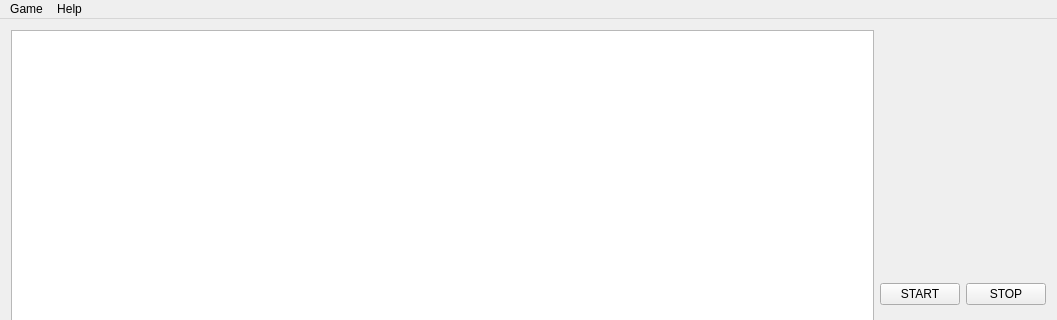
The window that GUI/forms/mainwindow.ui (matmarczuk/micromouse) describes before a commit, drawn with Qt 5; both pictures show x 0 to 1057 and y 0 to 320 of the 1057 by 569 pixel window.
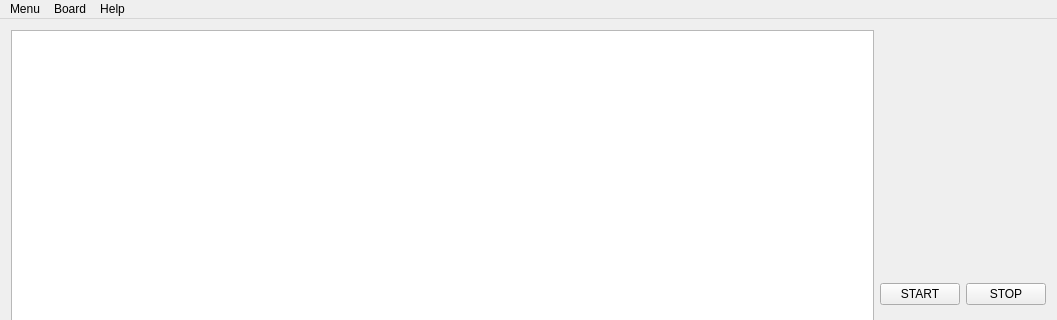
The same window after the commit.

The edit to the form file:
```diff
--- a/GUI/forms/mainwindow.ui
+++ b/GUI/forms/mainwindow.ui
@@ -77,7 +77,7 @@
      <enum>Qt::LeftToRight</enum>
     </property>
     <property name="title">
-     <string>Game</string>
+     <string>Board</string>
     </property>
     <addaction name="actionSave_board"/>
    </widget>
@@ -86,6 +86,13 @@
      <string>Help</string>
     </property>
    </widget>
+   <widget class="QMenu" name="menuMenu">
+    <property name="title">
+     <string>Menu</string>
+    </property>
+    <addaction name="actionExit"/>
+   </widget>
+   <addaction name="menuMenu"/>
    <addaction name="menuFile"/>
    <addaction name="menuHelp"/>
   </widget>
```
Left out of the diff: 23 changed lines with no effect on the pictures.
